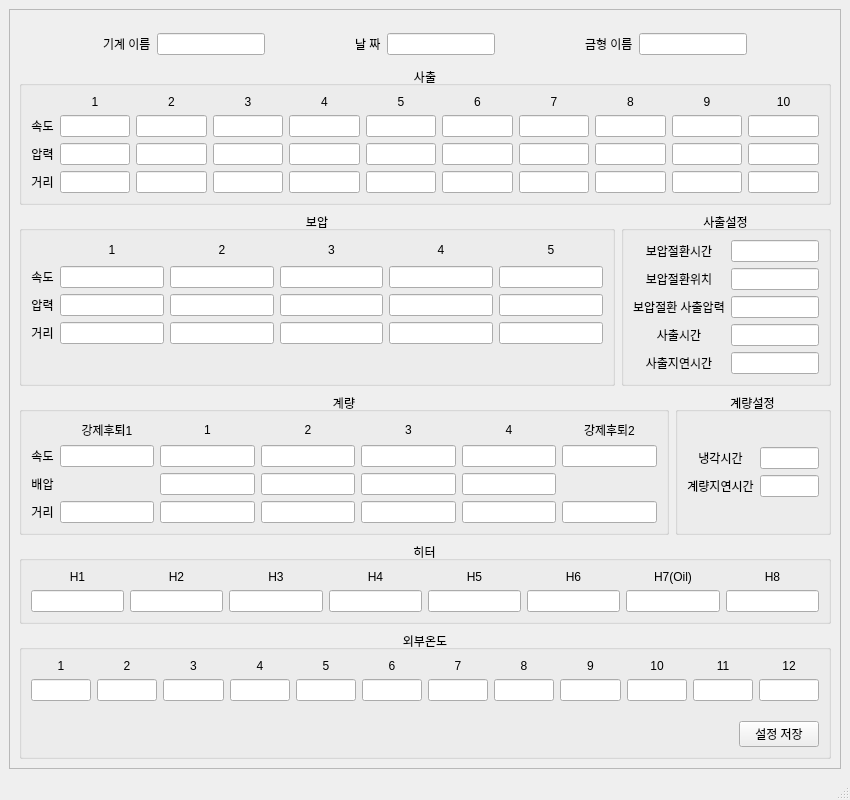
The window that exelcell_setting.ui (good7zzang/QT_DBA) describes before a commit, drawn with Qt 5.
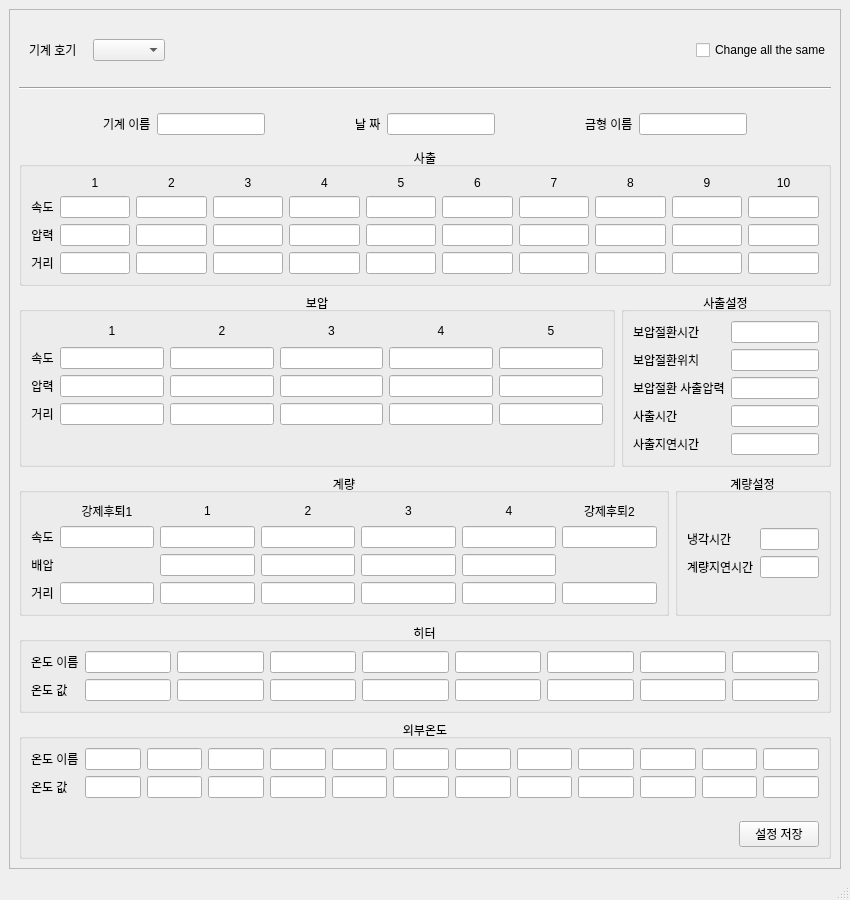
The same window after the commit.

```diff
--- a/exelcell_setting.ui
+++ b/exelcell_setting.ui
@@ -7,7 +7,7 @@
     <x>0</x>
     <y>0</y>
     <width>850</width>
-    <height>800</height>
+    <height>900</height>
    </rect>
   </property>
   <property name="windowTitle">
@@ -26,11 +26,77 @@
          <x>0</x>
          <y>0</y>
          <width>805</width>
-         <height>771</height>
+         <height>877</height>
         </rect>
        </property>
        <layout class="QGridLayout" name="gridLayout_3">
-        <item row="6" column="0">
+        <item row="1" column="0">
+         <layout class="QGridLayout" name="gridLayout_21">
+          <item row="0" column="1">
+           <widget class="QLabel" name="label_42">
+            <property name="text">
+             <string>기계 호기</string>
+            </property>
+           </widget>
+          </item>
+          <item row="0" column="4">
+           <spacer name="horizontalSpacer_6">
+            <property name="orientation">
+             <enum>Qt::Horizontal</enum>
+            </property>
+            <property name="sizeHint" stdset="0">
+             <size>
+              <width>40</width>
+              <height>20</height>
+             </size>
+            </property>
+           </spacer>
+          </item>
+          <item row="0" column="3">
+           <widget class="QComboBox" name="Co_MachineList"/>
+          </item>
+          <item row="0" column="2">
+           <spacer name="horizontalSpacer_7">
+            <property name="orientation">
+             <enum>Qt::Horizontal</enum>
+            </property>
+            <property name="sizeType">
+             <enum>QSizePolicy::Maximum</enum>
+            </property>
+            <property name="sizeHint" stdset="0">
+             <size>
+              <width>10</width>
+              <height>20</height>
+             </size>
+            </property>
+           </spacer>
+          </item>
+          <item row="0" column="0">
+           <spacer name="horizontalSpacer_8">
+            <property name="orientation">
+             <enum>Qt::Horizontal</enum>
+            </property>
+            <property name="sizeType">
+             <enum>QSizePolicy::Maximum</enum>
+            </property>
+            <property name="sizeHint" stdset="0">
+             <size>
+              <width>10</width>
+              <height>20</height>
+             </size>
+            </property>
+           </spacer>
+          </item>
+          <item row="0" column="5">
+           <widget class="QCheckBox" name="Ch_ChangeMode">
+            <property name="text">
+             <string>Change all the same</string>
+            </property>
+           </widget>
+          </item>
+         </layout>
+        </item>
+        <item row="10" column="0">
          <layout class="QGridLayout" name="gridLayout_5">
           <item row="0" column="0">
            <widget class="QGroupBox" name="groupBox_3">
@@ -286,7 +352,7 @@
                   <string>냉각시간</string>
                  </property>
                  <property name="alignment">
-                  <set>Qt::AlignCenter</set>
+                  <set>Qt::AlignLeading|Qt::AlignLeft|Qt::AlignVCenter</set>
                  </property>
                 </widget>
                </item>
@@ -296,7 +362,7 @@
                   <string>계량지연시간</string>
                  </property>
                  <property name="alignment">
-                  <set>Qt::AlignCenter</set>
+                  <set>Qt::AlignLeading|Qt::AlignLeft|Qt::AlignVCenter</set>
                  </property>
                 </widget>
                </item>
@@ -314,7 +380,7 @@
           </item>
          </layout>
         </item>
-        <item row="1" column="0">
+        <item row="5" column="0">
          <layout class="QGridLayout" name="gridLayout_19">
           <item row="0" column="1">
            <widget class="QLabel" name="label_58">
@@ -412,7 +478,7 @@
           </item>
          </layout>
         </item>
-        <item row="4" column="0">
+        <item row="8" column="0">
          <spacer name="verticalSpacer_2">
           <property name="orientation">
            <enum>Qt::Vertical</enum>
@@ -428,7 +494,7 @@
           </property>
          </spacer>
         </item>
-        <item row="2" column="0">
+        <item row="6" column="0">
          <spacer name="verticalSpacer_3">
           <property name="orientation">
            <enum>Qt::Vertical</enum>
@@ -444,7 +510,7 @@
           </property>
          </spacer>
         </item>
-        <item row="0" column="0">
+        <item row="4" column="0">
          <spacer name="verticalSpacer_4">
           <property name="orientation">
            <enum>Qt::Vertical</enum>
@@ -460,168 +526,23 @@
           </property>
          </spacer>
         </item>
-        <item row="7" column="0">
-         <widget class="QGroupBox" name="groupBox_4">
-          <property name="title">
-           <string>히터</string>
+        <item row="0" column="0">
+         <spacer name="verticalSpacer_6">
+          <property name="orientation">
+           <enum>Qt::Vertical</enum>
           </property>
-          <property name="alignment">
-           <set>Qt::AlignCenter</set>
+          <property name="sizeType">
+           <enum>QSizePolicy::Minimum</enum>
           </property>
-          <property name="flat">
-           <bool>true</bool>
+          <property name="sizeHint" stdset="0">
+           <size>
+            <width>20</width>
+            <height>20</height>
+           </size>
           </property>
-          <layout class="QGridLayout" name="gridLayout_12">
-           <item row="0" column="0">
-            <layout class="QGridLayout" name="gridLayout_11">
-             <item row="0" column="5">
-              <widget class="QLabel" name="La_Heater6">
-               <property name="text">
-                <string>H6</string>
-               </property>
-               <property name="alignment">
-                <set>Qt::AlignCenter</set>
-               </property>
-              </widget>
-             </item>
-             <item row="0" column="4">
-              <widget class="QLabel" name="La_Heater5">
-               <property name="text">
-                <string>H5</string>
-               </property>
-               <property name="alignment">
-                <set>Qt::AlignCenter</set>
-               </property>
-              </widget>
-             </item>
-             <item row="0" column="6">
-              <widget class="QLabel" name="La_Heater7">
-               <property name="text">
-                <string>H7(Oil)</string>
-               </property>
-               <property name="alignment">
-                <set>Qt::AlignCenter</set>
-               </property>
-              </widget>
-             </item>
-             <item row="0" column="7">
-              <widget class="QLabel" name="La_Heater8">
-               <property name="text">
-                <string>H8</string>
-               </property>
-               <property name="alignment">
-                <set>Qt::AlignCenter</set>
-               </property>
-              </widget>
-             </item>
-             <item row="0" column="3">
-              <widget class="QLabel" name="La_Heater4">
-               <property name="text">
-                <string>H4</string>
-               </property>
-               <property name="alignment">
-                <set>Qt::AlignCenter</set>
-               </property>
-              </widget>
-             </item>
-             <item row="0" column="2">
-              <widget class="QLabel" name="La_Heater3">
-               <property name="text">
-                <string>H3</string>
-               </property>
-               <property name="alignment">
-                <set>Qt::AlignCenter</set>
-               </property>
-              </widget>
-             </item>
-             <item row="0" column="1">
-              <widget class="QLabel" name="La_Heater2">
-               <property name="text">
-                <string>H2</string>
-               </property>
-               <property name="alignment">
-                <set>Qt::AlignCenter</set>
-               </property>
-              </widget>
-             </item>
-             <item row="0" column="0">
-              <widget class="QLabel" name="La_Heater1">
-               <property name="sizePolicy">
-                <sizepolicy hsizetype="Preferred" vsizetype="Maximum">
-                 <horstretch>0</horstretch>
-                 <verstretch>0</verstretch>
-                </sizepolicy>
-               </property>
-               <property name="text">
-                <string>H1</string>
-               </property>
-               <property name="alignment">
-                <set>Qt::AlignCenter</set>
-               </property>
-              </widget>
-             </item>
-             <item row="1" column="0">
-              <widget class="QLineEdit" name="Li_Heater1">
-               <property name="alignment">
-                <set>Qt::AlignCenter</set>
-               </property>
-              </widget>
-             </item>
-             <item row="1" column="1">
-              <widget class="QLineEdit" name="Li_Heater2">
-               <property name="alignment">
-                <set>Qt::AlignCenter</set>
-               </property>
-              </widget>
-             </item>
-             <item row="1" column="7">
-              <widget class="QLineEdit" name="Li_Heater8">
-               <property name="alignment">
-                <set>Qt::AlignCenter</set>
-               </property>
-              </widget>
-             </item>
-             <item row="1" column="6">
-              <widget class="QLineEdit" name="Li_Heater7">
-               <property name="alignment">
-                <set>Qt::AlignCenter</set>
-               </property>
-              </widget>
-             </item>
-             <item row="1" column="5">
-              <widget class="QLineEdit" name="Li_Heater6">
-               <property name="alignment">
-                <set>Qt::AlignCenter</set>
-               </property>
-              </widget>
-             </item>
-             <item row="1" column="4">
-              <widget class="QLineEdit" name="Li_Heater5">
-               <property name="alignment">
-                <set>Qt::AlignCenter</set>
-               </property>
-              </widget>
-             </item>
-             <item row="1" column="3">
-              <widget class="QLineEdit" name="Li_Heater4">
-               <property name="alignment">
-                <set>Qt::AlignCenter</set>
-               </property>
-              </widget>
-             </item>
-             <item row="1" column="2">
-              <widget class="QLineEdit" name="Li_Heater3">
-               <property name="alignment">
-                <set>Qt::AlignCenter</set>
-               </property>
-              </widget>
-             </item>
-            </layout>
-           </item>
-          </layout>
-         </widget>
+         </spacer>
         </item>
-        <item row="8" column="0">
+        <item row="12" column="0">
          <widget class="QGroupBox" name="groupBox_5">
           <property name="title">
            <string>외부온도</string>
@@ -635,221 +556,193 @@
           <layout class="QGridLayout" name="gridLayout_14">
            <item row="0" column="0">
             <layout class="QGridLayout" name="gridLayout_13">
-             <item row="0" column="11">
-              <widget class="QLabel" name="La_Temp12">
-               <property name="text">
-                <string>12</string>
-               </property>
-               <property name="alignment">
-                <set>Qt::AlignCenter</set>
-               </property>
-              </widget>
-             </item>
-             <item row="0" column="10">
-              <widget class="QLabel" name="La_Temp11">
-               <property name="text">
-                <string>11</string>
-               </property>
-               <property name="alignment">
-                <set>Qt::AlignCenter</set>
-               </property>
-              </widget>
-             </item>
-             <item row="0" column="9">
-              <widget class="QLabel" name="La_Temp10">
-               <property name="text">
-                <string>10</string>
-               </property>
-               <property name="alignment">
-                <set>Qt::AlignCenter</set>
-               </property>
-              </widget>
-             </item>
-             <item row="0" column="8">
-              <widget class="QLabel" name="La_Temp9">
-               <property name="text">
-                <string>9</string>
-               </property>
-               <property name="alignment">
-                <set>Qt::AlignCenter</set>
-               </property>
-              </widget>
-             </item>
-             <item row="0" column="7">
-              <widget class="QLabel" name="La_Temp8">
-               <property name="text">
-                <string>8</string>
-               </property>
-               <property name="alignment">
-                <set>Qt::AlignCenter</set>
-               </property>
-              </widget>
-             </item>
-             <item row="0" column="6">
-              <widget class="QLabel" name="La_Temp7">
-               <property name="text">
-                <string>7</string>
-               </property>
-               <property name="alignment">
-                <set>Qt::AlignCenter</set>
-               </property>
-              </widget>
-             </item>
-             <item row="0" column="5">
-              <widget class="QLabel" name="La_Temp6">
-               <property name="text">
-                <string>6</string>
-               </property>
-               <property name="alignment">
-                <set>Qt::AlignCenter</set>
-               </property>
-              </widget>
-             </item>
-             <item row="0" column="4">
-              <widget class="QLabel" name="La_Temp5">
-               <property name="text">
-                <string>5</string>
-               </property>
-               <property name="alignment">
-                <set>Qt::AlignCenter</set>
-               </property>
-              </widget>
-             </item>
-             <item row="0" column="3">
-              <widget class="QLabel" name="La_Temp4">
-               <property name="text">
-                <string>4</string>
-               </property>
-               <property name="alignment">
-                <set>Qt::AlignCenter</set>
-               </property>
-              </widget>
-             </item>
-             <item row="0" column="2">
-              <widget class="QLabel" name="La_Temp3">
-               <property name="text">
-                <string>3</string>
-               </property>
-               <property name="alignment">
-                <set>Qt::AlignCenter</set>
-               </property>
-              </widget>
-             </item>
-             <item row="0" column="1">
-              <widget class="QLabel" name="La_Temp2">
-               <property name="text">
-                <string>2</string>
-               </property>
-               <property name="alignment">
-                <set>Qt::AlignCenter</set>
-               </property>
-              </widget>
-             </item>
-             <item row="0" column="0">
-              <widget class="QLabel" name="La_Temp1">
-               <property name="sizePolicy">
-                <sizepolicy hsizetype="Preferred" vsizetype="Maximum">
-                 <horstretch>0</horstretch>
-                 <verstretch>0</verstretch>
-                </sizepolicy>
-               </property>
-               <property name="text">
-                <string>1</string>
-               </property>
-               <property name="alignment">
-                <set>Qt::AlignCenter</set>
-               </property>
-              </widget>
-             </item>
-             <item row="1" column="0">
+             <item row="1" column="1">
               <widget class="QLineEdit" name="Li_Temp1">
                <property name="alignment">
                 <set>Qt::AlignCenter</set>
                </property>
               </widget>
              </item>
-             <item row="1" column="1">
+             <item row="1" column="2">
               <widget class="QLineEdit" name="Li_Temp2">
                <property name="alignment">
                 <set>Qt::AlignCenter</set>
                </property>
               </widget>
              </item>
-             <item row="1" column="2">
+             <item row="1" column="3">
               <widget class="QLineEdit" name="Li_Temp3">
                <property name="alignment">
                 <set>Qt::AlignCenter</set>
                </property>
               </widget>
              </item>
-             <item row="1" column="3">
+             <item row="1" column="4">
               <widget class="QLineEdit" name="Li_Temp4">
                <property name="alignment">
                 <set>Qt::AlignCenter</set>
                </property>
               </widget>
              </item>
-             <item row="1" column="4">
+             <item row="1" column="5">
               <widget class="QLineEdit" name="Li_Temp5">
                <property name="alignment">
                 <set>Qt::AlignCenter</set>
                </property>
               </widget>
              </item>
-             <item row="1" column="5">
+             <item row="1" column="6">
               <widget class="QLineEdit" name="Li_Temp6">
                <property name="alignment">
                 <set>Qt::AlignCenter</set>
                </property>
               </widget>
              </item>
-             <item row="1" column="6">
+             <item row="1" column="7">
               <widget class="QLineEdit" name="Li_Temp7">
                <property name="alignment">
                 <set>Qt::AlignCenter</set>
                </property>
               </widget>
              </item>
-             <item row="1" column="7">
+             <item row="1" column="8">
               <widget class="QLineEdit" name="Li_Temp8">
                <property name="alignment">
                 <set>Qt::AlignCenter</set>
                </property>
               </widget>
              </item>
-             <item row="1" column="8">
+             <item row="1" column="9">
               <widget class="QLineEdit" name="Li_Temp9">
                <property name="alignment">
                 <set>Qt::AlignCenter</set>
                </property>
               </widget>
              </item>
-             <item row="1" column="9">
+             <item row="1" column="10">
               <widget class="QLineEdit" name="Li_Temp10">
                <property name="alignment">
                 <set>Qt::AlignCenter</set>
                </property>
               </widget>
              </item>
-             <item row="1" column="10">
-              <widget class="QLineEdit" name="Li_Temp11">
-               <property name="alignment">
-                <set>Qt::AlignCenter</set>
-               </property>
-              </widget>
-             </item>
              <item row="1" column="11">
+              <widget class="QLineEdit" name="Li_Temp11">
+               <property name="alignment">
+                <set>Qt::AlignCenter</set>
+               </property>
+              </widget>
+             </item>
+             <item row="1" column="12">
               <widget class="QLineEdit" name="Li_Temp12">
                <property name="alignment">
                 <set>Qt::AlignCenter</set>
                </property>
               </widget>
              </item>
+             <item row="0" column="0">
+              <widget class="QLabel" name="label_40">
+               <property name="text">
+                <string>온도 이름</string>
+               </property>
+              </widget>
+             </item>
+             <item row="1" column="0">
+              <widget class="QLabel" name="label_41">
+               <property name="text">
+                <string>온도 값</string>
+               </property>
+              </widget>
+             </item>
+             <item row="0" column="1">
+              <widget class="QLineEdit" name="Li_TempName1">
+               <property name="alignment">
+                <set>Qt::AlignCenter</set>
+               </property>
+              </widget>
+             </item>
+             <item row="0" column="2">
+              <widget class="QLineEdit" name="Li_TempName2">
+               <property name="alignment">
+                <set>Qt::AlignCenter</set>
+               </property>
+              </widget>
+             </item>
+             <item row="0" column="3">
+              <widget class="QLineEdit" name="Li_TempName3">
+               <property name="alignment">
+                <set>Qt::AlignCenter</set>
+               </property>
+              </widget>
+             </item>
+             <item row="0" column="4">
+              <widget class="QLineEdit" name="Li_TempName4">
+               <property name="alignment">
+                <set>Qt::AlignCenter</set>
+               </property>
+              </widget>
+             </item>
+             <item row="0" column="5">
+              <widget class="QLineEdit" name="Li_TempName5">
+               <property name="alignment">
+                <set>Qt::AlignCenter</set>
+               </property>
+              </widget>
+             </item>
+             <item row="0" column="6">
+              <widget class="QLineEdit" name="Li_TempName6">
+               <property name="alignment">
+                <set>Qt::AlignCenter</set>
+               </property>
+              </widget>
+             </item>
+             <item row="0" column="7">
+              <widget class="QLineEdit" name="Li_TempName7">
+               <property name="alignment">
+                <set>Qt::AlignCenter</set>
+               </property>
+              </widget>
+             </item>
+             <item row="0" column="8">
+              <widget class="QLineEdit" name="Li_TempName8">
+               <property name="alignment">
+                <set>Qt::AlignCenter</set>
+               </property>
+              </widget>
+             </item>
+             <item row="0" column="9">
+              <widget class="QLineEdit" name="Li_TempName9">
+               <property name="alignment">
+                <set>Qt::AlignCenter</set>
+               </property>
+              </widget>
+             </item>
+             <item row="0" column="10">
+              <widget class="QLineEdit" name="Li_TempName10">
+               <property name="alignment">
+                <set>Qt::AlignCenter</set>
+               </property>
+              </widget>
+             </item>
+             <item row="0" column="11">
+              <widget class="QLineEdit" name="Li_TempName11">
+               <property name="alignment">
+                <set>Qt::AlignCenter</set>
+               </property>
+              </widget>
+             </item>
+             <item row="0" column="12">
+              <widget class="QLineEdit" name="Li_TempName12">
+               <property name="alignment">
+                <set>Qt::AlignCenter</set>
+               </property>
+              </widget>
+             </item>
             </layout>
            </item>
            <item row="2" column="0">
             <layout class="QGridLayout" name="gridLayout_20">
-             <item row="0" column="1">
+             <item row="0" column="2">
               <widget class="QPushButton" name="Pu_Save_ExcelCell">
                <property name="text">
                 <string>설정 저장</string>
@@ -890,7 +783,7 @@
           </layout>
          </widget>
         </item>
-        <item row="3" column="0">
+        <item row="7" column="0">
          <widget class="QGroupBox" name="groupBox">
           <property name="title">
            <string>사출</string>
@@ -1249,7 +1142,152 @@
           </layout>
          </widget>
         </item>
-        <item row="5" column="0">
+        <item row="11" column="0">
+         <widget class="QGroupBox" name="groupBox_4">
+          <property name="title">
+           <string>히터</string>
+          </property>
+          <property name="alignment">
+           <set>Qt::AlignCenter</set>
+          </property>
+          <property name="flat">
+           <bool>true</bool>
+          </property>
+          <layout class="QGridLayout" name="gridLayout_12">
+           <item row="0" column="0">
+            <layout class="QGridLayout" name="gridLayout_11">
+             <item row="0" column="0">
+              <widget class="QLabel" name="label_38">
+               <property name="text">
+                <string>온도 이름</string>
+               </property>
+              </widget>
+             </item>
+             <item row="1" column="0">
+              <widget class="QLabel" name="label_39">
+               <property name="text">
+                <string>온도 값</string>
+               </property>
+              </widget>
+             </item>
+             <item row="1" column="1">
+              <widget class="QLineEdit" name="Li_Heater1">
+               <property name="alignment">
+                <set>Qt::AlignCenter</set>
+               </property>
+              </widget>
+             </item>
+             <item row="1" column="2">
+              <widget class="QLineEdit" name="Li_Heater2">
+               <property name="alignment">
+                <set>Qt::AlignCenter</set>
+               </property>
+              </widget>
+             </item>
+             <item row="1" column="8">
+              <widget class="QLineEdit" name="Li_Heater8">
+               <property name="alignment">
+                <set>Qt::AlignCenter</set>
+               </property>
+              </widget>
+             </item>
+             <item row="1" column="7">
+              <widget class="QLineEdit" name="Li_Heater7">
+               <property name="alignment">
+                <set>Qt::AlignCenter</set>
+               </property>
+              </widget>
+             </item>
+             <item row="1" column="6">
+              <widget class="QLineEdit" name="Li_Heater6">
+               <property name="alignment">
+                <set>Qt::AlignCenter</set>
+               </property>
+              </widget>
+             </item>
+             <item row="1" column="5">
+              <widget class="QLineEdit" name="Li_Heater5">
+               <property name="alignment">
+                <set>Qt::AlignCenter</set>
+               </property>
+              </widget>
+             </item>
+             <item row="1" column="4">
+              <widget class="QLineEdit" name="Li_Heater4">
+               <property name="alignment">
+                <set>Qt::AlignCenter</set>
+               </property>
+              </widget>
+             </item>
+             <item row="1" column="3">
+              <widget class="QLineEdit" name="Li_Heater3">
+               <property name="alignment">
+                <set>Qt::AlignCenter</set>
+               </property>
+              </widget>
+             </item>
+             <item row="0" column="1">
+              <widget class="QLineEdit" name="Li_HeaterName1">
+               <property name="alignment">
+                <set>Qt::AlignCenter</set>
+               </property>
+              </widget>
+             </item>
+             <item row="0" column="2">
+              <widget class="QLineEdit" name="Li_HeaterName2">
+               <property name="alignment">
+                <set>Qt::AlignCenter</set>
+               </property>
+              </widget>
+             </item>
+             <item row="0" column="3">
+              <widget class="QLineEdit" name="Li_HeaterName3">
+               <property name="alignment">
+                <set>Qt::AlignCenter</set>
+               </property>
+              </widget>
+             </item>
+             <item row="0" column="4">
+              <widget class="QLineEdit" name="Li_HeaterName4">
+               <property name="alignment">
+                <set>Qt::AlignCenter</set>
+               </property>
+              </widget>
+             </item>
+             <item row="0" column="5">
+              <widget class="QLineEdit" name="Li_HeaterName5">
+               <property name="alignment">
+                <set>Qt::AlignCenter</set>
+               </property>
+              </widget>
+             </item>
+             <item row="0" column="6">
+              <widget class="QLineEdit" name="Li_HeaterName6">
+               <property name="alignment">
+                <set>Qt::AlignCenter</set>
+               </property>
+              </widget>
+             </item>
+             <item row="0" column="7">
+              <widget class="QLineEdit" name="Li_HeaterName7">
+               <property name="alignment">
+                <set>Qt::AlignCenter</set>
+               </property>
+              </widget>
+             </item>
+             <item row="0" column="8">
+              <widget class="QLineEdit" name="Li_HeaterName8">
+               <property name="alignment">
+                <set>Qt::AlignCenter</set>
+               </property>
+              </widget>
+             </item>
+            </layout>
+           </item>
+          </layout>
+         </widget>
+        </item>
+        <item row="9" column="0">
          <layout class="QGridLayout" name="gridLayout_4">
           <item row="0" column="0">
            <widget class="QGroupBox" name="groupBox_2">
@@ -1510,7 +1548,7 @@
                   <string>보압절환시간</string>
                  </property>
                  <property name="alignment">
-                  <set>Qt::AlignCenter</set>
+                  <set>Qt::AlignLeading|Qt::AlignLeft|Qt::AlignVCenter</set>
                  </property>
                 </widget>
                </item>
@@ -1520,7 +1558,7 @@
                   <string>보압절환위치</string>
                  </property>
                  <property name="alignment">
-                  <set>Qt::AlignCenter</set>
+                  <set>Qt::AlignLeading|Qt::AlignLeft|Qt::AlignVCenter</set>
                  </property>
                 </widget>
                </item>
@@ -1530,7 +1568,7 @@
                   <string>보압절환 사출압력</string>
                  </property>
                  <property name="alignment">
-                  <set>Qt::AlignCenter</set>
+                  <set>Qt::AlignLeading|Qt::AlignLeft|Qt::AlignVCenter</set>
                  </property>
                 </widget>
                </item>
@@ -1540,7 +1578,7 @@
                   <string>사출시간</string>
                  </property>
                  <property name="alignment">
-                  <set>Qt::AlignCenter</set>
+                  <set>Qt::AlignLeading|Qt::AlignLeft|Qt::AlignVCenter</set>
                  </property>
                 </widget>
                </item>
@@ -1550,7 +1588,7 @@
                   <string>사출지연시간</string>
                  </property>
                  <property name="alignment">
-                  <set>Qt::AlignCenter</set>
+                  <set>Qt::AlignLeading|Qt::AlignLeft|Qt::AlignVCenter</set>
                  </property>
                 </widget>
                </item>
@@ -1589,6 +1627,29 @@
           </item>
          </layout>
         </item>
+        <item row="3" column="0">
+         <widget class="Line" name="line">
+          <property name="orientation">
+           <enum>Qt::Horizontal</enum>
+          </property>
+         </widget>
+        </item>
+        <item row="2" column="0">
+         <spacer name="verticalSpacer_7">
+          <property name="orientation">
+           <enum>Qt::Vertical</enum>
+          </property>
+          <property name="sizeType">
+           <enum>QSizePolicy::Minimum</enum>
+          </property>
+          <property name="sizeHint" stdset="0">
+           <size>
+            <width>20</width>
+            <height>20</height>
+           </size>
+          </property>
+         </spacer>
+        </item>
        </layout>
       </widget>
      </widget>
```
